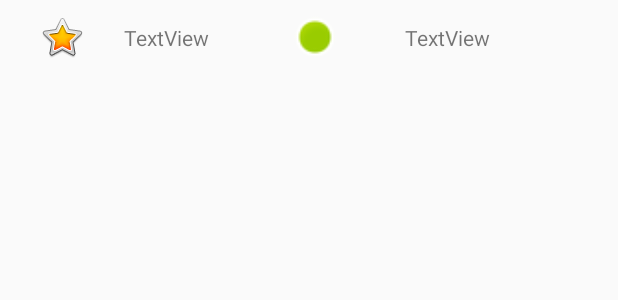
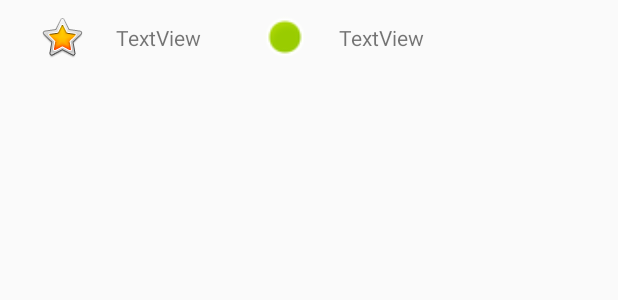
Before and after one commit to mannym1223/PuzzleBlast, an Android app: the layout score_layout.xml on its own in the app's theme, with its tools: preview values and no code run, on a phone screen of 412 x 824 dp. Shown: the top 300 px of the screen. Run offline under Robolectric (Android 15) with nearby library versions, the phone set to English and light mode, and no system bars.

Commit message:
fixed individual score layout

```diff
--- a/src/main/res/layout/score_layout.xml
+++ b/src/main/res/layout/score_layout.xml
@@ -1,48 +1,38 @@
 <?xml version="1.0" encoding="utf-8"?>
-<RelativeLayout
-    xmlns:android="http://schemas.android.com/apk/res/android"
+<LinearLayout xmlns:android="http://schemas.android.com/apk/res/android"
     xmlns:app="http://schemas.android.com/apk/res-auto"
     android:layout_width="match_parent"
     android:layout_height="50dp"
-    >
+    android:gravity="center_vertical">
 
     <ImageView
         android:id="@+id/scoreImageView"
         android:layout_width="wrap_content"
         android:layout_height="wrap_content"
+        android:layout_centerVertical="true"
         android:layout_marginStart="25dp"
-        android:layout_marginEnd="25dp"
-        android:layout_centerVertical="true"
-        app:srcCompat="@android:drawable/btn_star_big_on"
-        />
+        app:srcCompat="@android:drawable/btn_star_big_on" />
 
     <TextView
         android:id="@+id/scoreTextView"
         android:layout_width="wrap_content"
         android:layout_height="wrap_content"
-        android:layout_centerVertical="true"
-        android:layout_toRightOf="@id/scoreImageView"
+        android:layout_marginStart="20dp"
         android:text="TextView" />
 
     <ImageView
         android:id="@+id/timeStampImageView"
         android:layout_width="32dp"
         android:layout_height="29dp"
-        android:layout_centerVertical="true"
-        android:layout_marginStart="54dp"
-        android:layout_marginEnd="-144dp"
-        android:layout_toStartOf="@+id/scoreTextView"
-        android:layout_toEndOf="@+id/scoreTextView"
+        android:layout_marginStart="40dp"
         app:srcCompat="@android:drawable/presence_online" />
 
     <TextView
         android:id="@+id/timeStampTextView"
         android:layout_width="wrap_content"
         android:layout_height="wrap_content"
-        android:layout_alignEnd="@+id/timeStampImageView"
-        android:layout_marginEnd="-100dp"
-        android:layout_centerVertical="true"
+        android:layout_marginStart="20dp"
         android:text="TextView" />
 
 
-</RelativeLayout>
+</LinearLayout>
```
